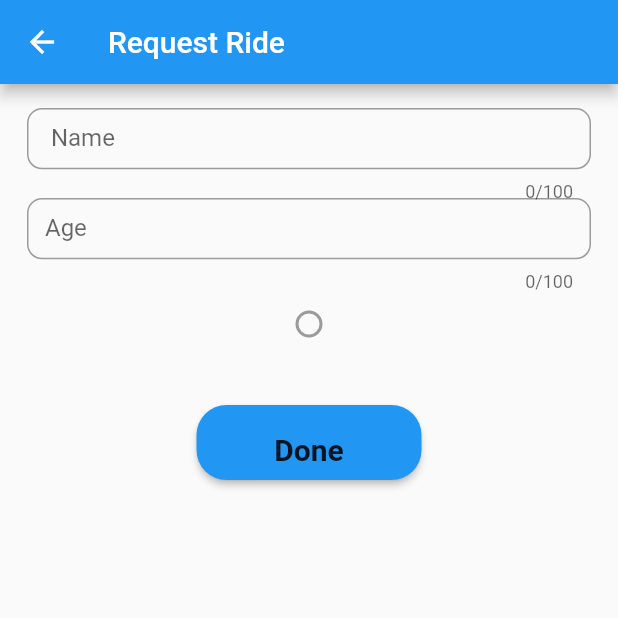
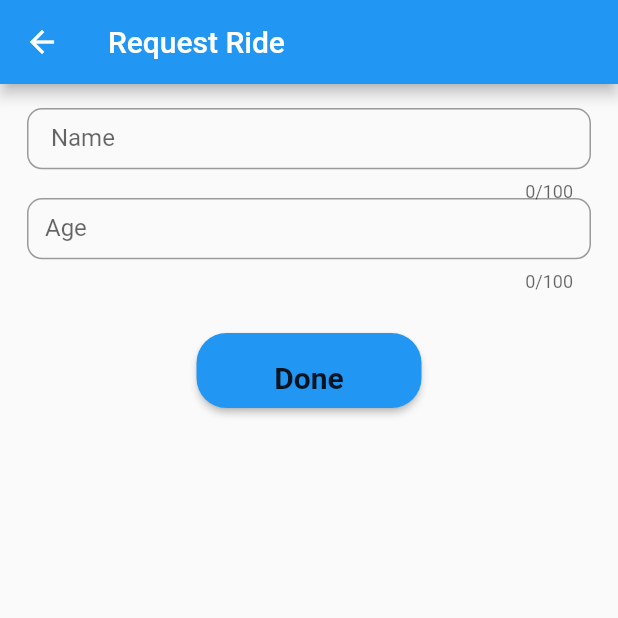
Before and after one commit to ronak1904/carpoolingapp, a Flutter app: the Requestride screen opened directly, on a phone screen of 412 x 824 dp, the top half of it. Run offline on Flutter 3.47's test engine with Material 2 defaults, Android fonts, the phone set to English and light mode, and no system bars; our stand-ins replace cloud_firestore, firebase_analytics, firebase_auth, firebase_database, flutter_datetime_picker; accounts and stored records are empty.

Commit message:
last coomit on six

```diff
--- a/lib/pages/Requestride.dart
+++ b/lib/pages/Requestride.dart
@@ -68,12 +68,7 @@ class Requestride extends StatelessWidget {
                         ),
                       ),
                     ),
-                    Radio(
-                      value:"male",
-                      groupValue: g,
 
-
-                    ),
                     new Padding(
                         padding: EdgeInsets.only(top: 30.0, bottom: 0.0)),
                     new Container(
```
